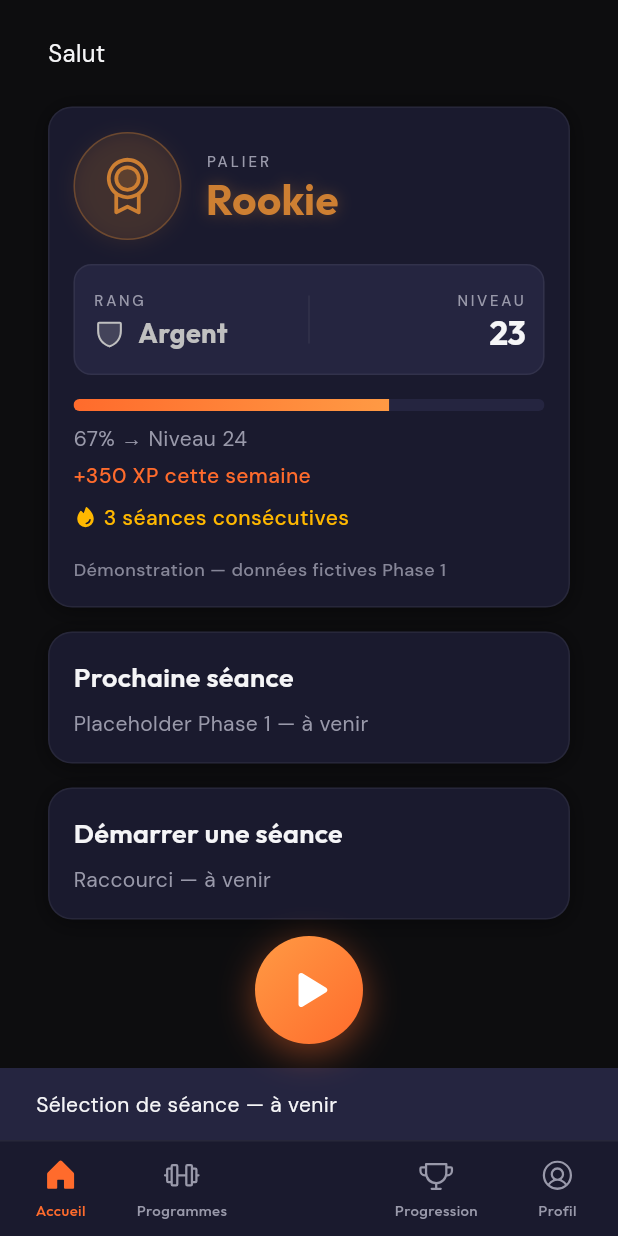
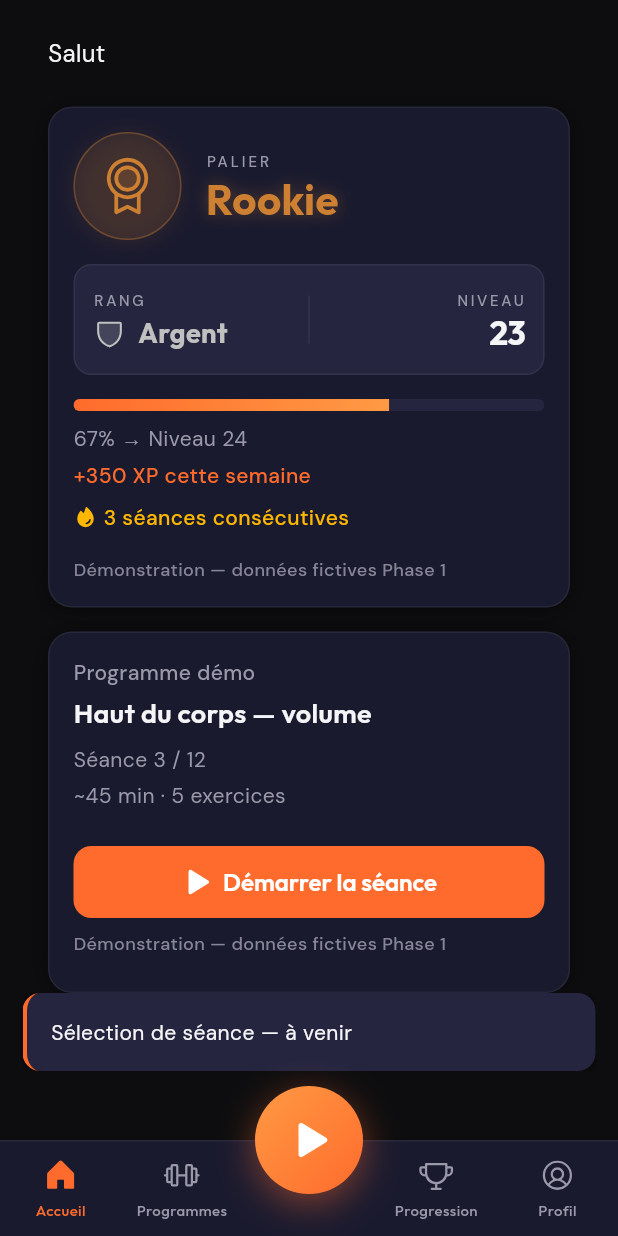
Before and after one commit to Chezard-s-experiments/PushUp, a Flutter app: the DashboardPage screen opened by its route, after a tap on an icon or button, on a phone screen of 412 x 824 dp. Run offline on Flutter 3.47's test engine with Material 3 defaults, Android fonts, the phone set to English and light mode, and no system bars; our stand-ins replace connectivity_plus, dio, flutter_riverpod, flutter_secure_storage, freezed_annotation, go_router and 4 more; missing offline and left inert: google_sign_in_web; accounts and stored records are empty; generated files the repository leaves out were written again.

Commit message:
✨ Add next session card and unify start-workout placeholder

```diff
--- a/lib/features/home/presentation/pages/dashboard_page.dart
+++ b/lib/features/home/presentation/pages/dashboard_page.dart
@@ -6,11 +6,10 @@ import 'package:pushup_hub/core/theme/app_typography.dart';
 import 'package:pushup_hub/features/auth/data/models/user_profile.dart';
 import 'package:pushup_hub/features/auth/presentation/providers/auth_notifier.dart';
 import 'package:pushup_hub/features/auth/presentation/providers/auth_state.dart';
+import 'package:pushup_hub/features/home/presentation/widgets/dashboard_next_session_card.dart';
 import 'package:pushup_hub/features/home/presentation/widgets/dashboard_progress_summary_card.dart';
-import 'package:pushup_hub/shared/widgets/app_card.dart';
 
-/// Page d'accueil — hub Phase 1 (structure, bienvenue, résumé progression mock).
-/// Prochaine séance & CTA : commits suivants.
+/// Page d'accueil — hub Phase 1.
 class DashboardPage extends ConsumerWidget {
   const DashboardPage({super.key});
 
@@ -33,15 +32,7 @@ class DashboardPage extends ConsumerWidget {
               const SizedBox(height: AppSpacing.lg),
               const DashboardProgressSummaryCard(),
               const SizedBox(height: AppSpacing.md),
-              _SectionPlaceholder(
-                title: 'Prochaine séance',
-                subtitle: 'Placeholder Phase 1 — à venir',
-              ),
-              const SizedBox(height: AppSpacing.md),
-              _SectionPlaceholder(
-                title: 'Démarrer une séance',
-                subtitle: 'Raccourci — à venir',
-              ),
+              const DashboardNextSessionCard(),
             ],
           ),
         ),
@@ -100,24 +91,3 @@ class _WelcomeHeader extends StatelessWidget {
     );
   }
 }
-
-class _SectionPlaceholder extends StatelessWidget {
-  final String title;
-  final String subtitle;
-
-  const _SectionPlaceholder({required this.title, required this.subtitle});
-
-  @override
-  Widget build(BuildContext context) {
-    return AppCard(
-      child: Column(
-        crossAxisAlignment: CrossAxisAlignment.start,
-        children: [
-          Text(title, style: AppTypography.h3),
-          const SizedBox(height: AppSpacing.sm),
-          Text(subtitle, style: AppTypography.body2.copyWith(color: AppColors.textSecondary)),
-        ],
-      ),
-    );
-  }
-}
--- /dev/null
+++ b/lib/features/home/presentation/widgets/dashboard_next_session_card.dart
@@ -0,0 +1,71 @@
+import 'package:flutter/material.dart';
+import 'package:phosphor_flutter/phosphor_flutter.dart';
+import 'package:pushup_hub/core/theme/app_colors.dart';
+import 'package:pushup_hub/core/theme/app_spacing.dart';
+import 'package:pushup_hub/core/theme/app_typography.dart';
+import 'package:pushup_hub/shared/widgets/app_button.dart';
+import 'package:pushup_hub/shared/widgets/app_card.dart';
+import 'package:pushup_hub/shared/widgets/app_snackbar.dart';
+
+/// Bloc « prochaine séance » — **données fictives Phase 1** (cf. design.md §8).
+class DashboardNextSessionCard extends StatelessWidget {
+  const DashboardNextSessionCard({super.key});
+
+  static const _mockProgramme = 'Programme démo';
+  static const _mockSeance = 'Haut du corps — volume';
+  static const _mockProgression = 'Séance 3 / 12';
+  static const _mockMeta = '~45 min · 5 exercices';
+
+  @override
+  Widget build(BuildContext context) {
+    return AppCard(
+      padding: const EdgeInsets.fromLTRB(
+        AppSpacing.md,
+        AppSpacing.md,
+        AppSpacing.md,
+        AppSpacing.lg,
+      ),
+      child: Column(
+        crossAxisAlignment: CrossAxisAlignment.stretch,
+        children: [
+          Text(
+            _mockProgramme,
+            style: AppTypography.body2.copyWith(
+              color: AppColors.textSecondary,
+              fontWeight: FontWeight.w500,
+            ),
+          ),
+          const SizedBox(height: AppSpacing.xs),
+          Text(_mockSeance, style: AppTypography.h3),
+          const SizedBox(height: AppSpacing.sm),
+          Text(
+            _mockProgression,
+            style: AppTypography.body2.copyWith(color: AppColors.textSecondary),
+          ),
+          const SizedBox(height: AppSpacing.xs),
+          Text(
+            _mockMeta,
+            style: AppTypography.body2.copyWith(color: AppColors.textSecondary),
+          ),
+          const SizedBox(height: AppSpacing.lg),
+          AppButton(
+            label: 'Démarrer la séance',
+            icon: PhosphorIcons.play(PhosphorIconsStyle.fill),
+            onPressed: () => showAppSnackBar(
+              context,
+              message: 'Sélection de séance — à venir',
+              accentColor: AppColors.primary,
+            ),
+          ),
+          const SizedBox(height: AppSpacing.sm),
+          Text(
+            'Démonstration — données fictives Phase 1',
+            style: AppTypography.caption.copyWith(
+              color: AppColors.textSecondary.withValues(alpha: 0.85),
+            ),
+          ),
+        ],
+      ),
+    );
+  }
+}
--- a/lib/shared/widgets/app_bottom_nav_shell.dart
+++ b/lib/shared/widgets/app_bottom_nav_shell.dart
@@ -3,6 +3,7 @@ import 'package:go_router/go_router.dart';
 import 'package:google_fonts/google_fonts.dart';
 import 'package:phosphor_flutter/phosphor_flutter.dart';
 import 'package:pushup_hub/core/theme/app_colors.dart';
+import 'package:pushup_hub/shared/widgets/app_snackbar.dart';
 
 /// Shell avec 4 onglets + FAB central "Démarrer" — cf. design.md §8
 ///
@@ -42,17 +43,11 @@ class AppBottomNavShell extends StatelessWidget {
         ],
       ),
       child: FloatingActionButton(
-        onPressed: () {
-          ScaffoldMessenger.of(context).showSnackBar(
-            SnackBar(
-              content: Text(
-                'Sélection de séance — à venir',
-                style: GoogleFonts.dmSans(color: AppColors.textPrimary),
-              ),
-              backgroundColor: AppColors.bgElevated,
-            ),
-          );
-        },
+        onPressed: () => showAppSnackBar(
+          context,
+          message: 'Sélection de séance — à venir',
+          accentColor: AppColors.primary,
+        ),
         backgroundColor: Colors.transparent,
         elevation: 0,
         highlightElevation: 0,
```
